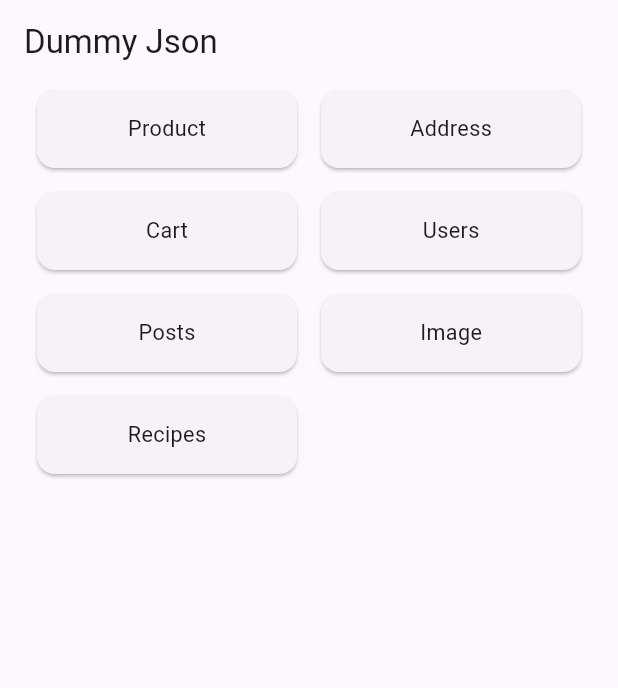
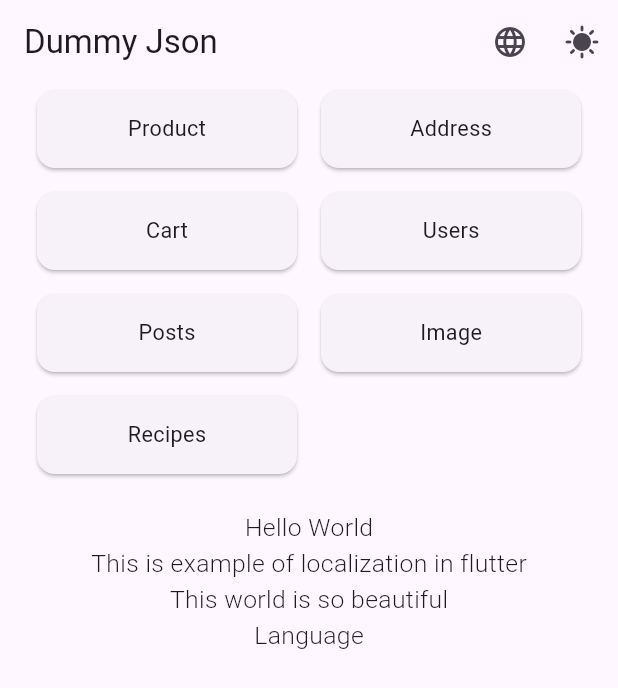
Before and after one commit to vaibhav-mypcot/dummy_json, a Flutter app: the screen it shows after launch, on a phone screen of 412 x 824 dp. Shown: the top 688 px of the screen. Run offline on Flutter 3.47's test engine with Material 3 defaults, Android fonts, the phone set to English and light mode, and no system bars; our stand-ins replace auto_route, connectivity_plus, dio, equatable, flutter_bloc, flutter_dotenv and 5 more; generated files the repository leaves out were written again.

Commit message:
localization & theme management done with HydratedBloc

```diff
--- /dev/null
+++ b/l10n.yaml
@@ -0,0 +1,3 @@
+arb-dir: lib/l10n
+template-arb-file: intl_en.arb
+output-localization-file: app_localizations.dart
--- a/lib/feature/home/presentation/home_screen.dart
+++ b/lib/feature/home/presentation/home_screen.dart
@@ -1,11 +1,18 @@
 import 'package:auto_route/auto_route.dart';
 import 'package:dummy_json/core/routes/app_routes.gr.dart';
+import 'package:dummy_json/feature/home/presentation/language_screen.dart';
+import 'package:dummy_json/feature/home/presentation/localization_bloc/localization_bloc.dart';
+import 'package:dummy_json/feature/home/presentation/theme_bloc/theme_block.dart';
+import 'package:dummy_json/feature/home/presentation/theme_bloc/theme_event.dart';
 import 'package:flutter/material.dart';
+import 'package:flutter_bloc/flutter_bloc.dart';
 import 'package:flutter_screenutil/flutter_screenutil.dart';
+import 'package:flutter_gen/gen_l10n/app_localizations.dart';
 
 @RoutePage()
 class HomeScreen extends StatelessWidget {
   HomeScreen({super.key});
+  bool isTheme = false;
 
   final List title = [
     'Product',
@@ -23,19 +30,40 @@ class HomeScreen extends StatelessWidget {
 
   @override
   Widget build(BuildContext context) {
+    final themeBloc = BlocProvider.of<ThemeBloc>(context, listen: true).state;
+
     return Scaffold(
       appBar: AppBar(
         title: const Text('Dummy Json'),
+        actions: [
+          IconButton(
+              onPressed: () {
+                Navigator.push(context, MaterialPageRoute(builder: (context) {
+                  return const LanguageScreen();
+                }));
+              },
+              icon: const Icon(Icons.language)),
+          IconButton(
+              onPressed: () {
+                context.read<ThemeBloc>().add(ThemeChangeEvent());
+              },
+              icon: themeBloc.isDark
+                  ? Icon(Icons.brightness_2_rounded)
+                  : Icon(Icons.sunny)),
+        ],
       ),
       body: Container(
         margin: EdgeInsets.symmetric(horizontal: 20.h),
-        child: GridView.builder(
+        child: Column(
+          children: [
+            GridView.builder(
                 gridDelegate: const SliverGridDelegateWithFixedCrossAxisCount(
                   crossAxisCount: 2,
                   crossAxisSpacing: 8.0,
                   mainAxisExtent: 60.0,
                   mainAxisSpacing: 8.0,
                 ),
+                shrinkWrap: true,
                 itemCount: title.length,
                 itemBuilder: (context, index) {
                   return GestureDetector(
@@ -59,6 +87,37 @@ class HomeScreen extends StatelessWidget {
                     ),
                   );
                 }),
+            SizedBox(height: 20.h),
+            Text(
+              AppLocalizations.of(context)!.hello_world,
+              style: TextStyle(
+                fontSize: 16.sp,
+                fontWeight: FontWeight.w300,
+              ),
+            ),
+            Text(
+              AppLocalizations.of(context)!.example_text,
+              style: TextStyle(
+                fontSize: 16.sp,
+                fontWeight: FontWeight.w300,
+              ),
+            ),
+            Text(
+              AppLocalizations.of(context)!.world_text,
+              style: TextStyle(
+                fontSize: 16.sp,
+                fontWeight: FontWeight.w300,
+              ),
+            ),
+            Text(
+              AppLocalizations.of(context)!.language,
+              style: TextStyle(
+                fontSize: 16.sp,
+                fontWeight: FontWeight.w300,
+              ),
+            )
+          ],
+        ),
       ),
     );
   }
--- /dev/null
+++ b/lib/feature/home/presentation/localization_bloc/localization_bloc.dart
@@ -0,0 +1,36 @@
+import 'dart:ui';
+import 'package:equatable/equatable.dart';
+import 'package:flutter/material.dart';
+import 'package:flutter_bloc/flutter_bloc.dart';
+import 'package:hydrated_bloc/hydrated_bloc.dart';
+
+part 'localization_event.dart';
+part 'localization_state.dart';
+
+class LocalizationBloc
+    extends HydratedBloc<LocalizationEvent, LocalizationState> {
+  LocalizationBloc()
+      : super(LocalizationState(Locale('en'))) {
+    on<LoadLocalization>(changeLanguage);
+  }
+
+  void changeLanguage(LoadLocalization event, Emitter<LocalizationState> emit) {
+    if (event.locale == state.locale) return;
+    emit(LocalizationState(event.locale));
+  }
+
+  @override
+  LocalizationState? fromJson(Map<String, dynamic> json) {
+    if (json.containsKey('locale')) {
+      final languageCode = json['locale'] as String;
+      return LocalizationState(Locale(languageCode));
+    }
+    return null;
+  }
+
+  @override
+  Map<String, dynamic>? toJson(LocalizationState state) {
+    print('here is your language code : ${state.locale.languageCode}');
+    return {'locale': state.locale.languageCode};
+  }
+}
--- /dev/null
+++ b/lib/feature/home/presentation/localization_bloc/localization_event.dart
@@ -0,0 +1,23 @@
+part of 'localization_bloc.dart';
+
+sealed class LocalizationEvent extends Equatable {
+  const LocalizationEvent();
+
+  @override
+  List<Object> get props => [];
+}
+
+class LoadLocalization extends LocalizationEvent {
+  final Locale locale;
+  const LoadLocalization(this.locale);
+
+  @override
+  List<Object> get props => [locale];
+}
+
+class LoadSavedLocalization extends LocalizationEvent {}
+
+// class ToggleThemeEvent extends LocalizationEvent {
+//   final ThemeData themeData;
+//   const ToggleThemeEvent(this.themeData);
+// }
--- /dev/null
+++ b/lib/feature/home/presentation/localization_bloc/localization_state.dart
@@ -0,0 +1,21 @@
+part of 'localization_bloc.dart';
+
+class LocalizationState extends Equatable {
+  final Locale locale;
+
+  LocalizationState(
+    this.locale,
+  );
+
+  @override
+  List<Object> get props => [locale];
+}
+
+// class ThemeState extends Equatable {
+//   final ThemeData themeData;
+
+//   const ThemeState(this.themeData);
+
+//   @override
+//   List<Object> get props => [themeData];
+// }
--- /dev/null
+++ b/lib/feature/home/presentation/model/language_model.dart
@@ -0,0 +1,30 @@
+class LanguageModel {
+  String? language;
+  String? subLanguage;
+  String? languageCode;
+  LanguageModel({
+    this.language,
+    this.subLanguage,
+    this.languageCode,
+  });
+}
+
+// --
+
+List<LanguageModel> get languageModel => [
+      LanguageModel(
+        language: 'English',
+        subLanguage: 'English',
+        languageCode: 'en',
+      ),
+      LanguageModel(
+        language: 'मराठी',
+        subLanguage: 'Marathi',
+        languageCode: 'mr',
+      ),
+      LanguageModel(
+        language: 'हिंदी',
+        subLanguage: 'Hindi',
+        languageCode: 'hi',
+      ),
+    ];
--- /dev/null
+++ b/lib/feature/home/presentation/theme_bloc/theme_block.dart
@@ -0,0 +1,29 @@
+import 'package:dummy_json/feature/home/presentation/theme_bloc/theme_event.dart';
+import 'package:dummy_json/feature/home/presentation/theme_bloc/theme_state.dart';
+import 'package:flutter_bloc/flutter_bloc.dart';
+import 'package:hydrated_bloc/hydrated_bloc.dart';
+
+class ThemeBloc extends HydratedBloc<ThemeChangeEvent, ThemeState> {
+  ThemeBloc() : super(ThemeState(false)) {
+    on<ThemeChangeEvent>(_onThemeToggle);
+  }
+
+  void _onThemeToggle(ThemeChangeEvent event, Emitter<ThemeState> emit) {
+    state.isDark = !state.isDark;
+    print(state.isDark);
+    emit(ThemeState(state.isDark));
+  }
+
+  @override
+  ThemeState? fromJson(Map<String, dynamic> json) {
+   if(json.containsKey('isDark')) {
+    final isDark = json['isDark'] as bool;
+    return ThemeState(isDark);
+   }
+  }
+
+  @override
+  Map<String, dynamic>? toJson(ThemeState state) {
+    return {'isDark' : state.isDark};
+  }
+}
--- /dev/null
+++ b/lib/feature/home/presentation/theme_bloc/theme_event.dart
@@ -0,0 +1,3 @@
+// abstract class ThemeEvent {}
+
+class ThemeChangeEvent {}
--- /dev/null
+++ b/lib/feature/home/presentation/theme_bloc/theme_state.dart
@@ -0,0 +1,8 @@
+class ThemeState {
+  bool isDark;
+  ThemeState(this.isDark);
+}
+
+// class ThemeInitialState extends ThemeState {}
+
+// class ThemeChangeState extends ThemeState {}
--- a/lib/init_dependencies.dart
+++ b/lib/init_dependencies.dart
@@ -14,6 +14,7 @@ Future<void> initDependencies() async {
   _initProfile();
 
   serviceLocator.registerLazySingleton(() => NetworkBloc());
+
 }
 
 // --
--- /dev/null
+++ b/lib/l10n/intl_en.arb
@@ -0,0 +1,7 @@
+{
+    "name": "Flutter Localization",
+    "hello_world": "Hello World",
+    "example_text": "This is example of localization in flutter",
+    "world_text": "This world is so beautiful",
+    "language": "Language"
+}
--- /dev/null
+++ b/lib/l10n/intl_hi.arb
@@ -0,0 +1,7 @@
+{
+    "name": "फ़्लटर लोकलाइजेशन",
+    "hello_world": "नमस्ते दुनिया",
+    "example_text": "यह स्पंदन में स्थानीयकरण का उदाहरण है",
+    "world_text": "ये दुनिया बहुत खूबसूरत है",
+    "language": "भाषा"
+}
--- /dev/null
+++ b/lib/l10n/intl_mr.arb
@@ -0,0 +1,6 @@
+{
+    "hello_world": "नमस्कार जग",
+    "example_text": "ह्या मध्ये फ्लटर मध्ये भाषांतराचा उदाहरण आहे",
+    "world_text": "हार कधीही नका द्या",
+    "language": "भाषा"
+}
--- a/lib/main.dart
+++ b/lib/main.dart
@@ -1,16 +1,28 @@
 import 'package:dummy_json/core/routes/app_routes.dart';
 import 'package:dummy_json/feature/address/presentation/bloc/profile_bloc.dart';
+import 'package:dummy_json/feature/home/presentation/localization_bloc/localization_bloc.dart';
+import 'package:dummy_json/feature/home/presentation/theme_bloc/theme_block.dart';
 import 'package:dummy_json/feature/network/presentation/bloc/network_bloc.dart';
 import 'package:dummy_json/feature/products/presentation/bloc/product_bloc.dart';
 import 'package:dummy_json/init_dependencies.dart';
+import 'package:flutter/foundation.dart';
 import 'package:flutter/material.dart';
 import 'package:flutter_bloc/flutter_bloc.dart';
+import 'package:flutter_localizations/flutter_localizations.dart';
 import 'package:flutter_screenutil/flutter_screenutil.dart';
 import 'package:flutter_dotenv/flutter_dotenv.dart';
+import 'package:flutter_gen/gen_l10n/app_localizations.dart';
+import 'package:hydrated_bloc/hydrated_bloc.dart';
+import 'package:path_provider/path_provider.dart';
 
 void main() async {
   WidgetsFlutterBinding.ensureInitialized();
   await initDependencies();
+  HydratedBloc.storage = await HydratedStorage.build(
+    storageDirectory: kIsWeb
+        ? HydratedStorage.webStorageDirectory
+        : await getApplicationDocumentsDirectory(),
+  );
   // await dotenv.load(fileName: '.env');
 
   runApp(
@@ -21,6 +33,8 @@ void main() async {
         BlocProvider<NetworkBloc>(
             create: (_) =>
                 serviceLocator<NetworkBloc>()..add(NetworkObserve())),
+        BlocProvider(create: (_) => LocalizationBloc()),
+        BlocProvider(create: (_) => ThemeBloc()),
       ],
       child: MyApp(),
     ),
@@ -42,15 +56,30 @@ class MyApp extends StatelessWidget {
         ensureScreenSize: true,
         useInheritedMediaQuery: true,
         builder: (context, child) {
-          return MaterialApp.router(
-            debugShowCheckedModeBanner: false,
-            title: 'Flutter Demo',
-            theme: ThemeData(
-              colorScheme: ColorScheme.fromSeed(seedColor: Colors.deepPurple),
-              useMaterial3: true,
-            ),
-            routerConfig: _appRouter.config(),
-            // home: const ProductListScreen(),
+          final themeBloc =
+              BlocProvider.of<ThemeBloc>(context, listen: true).state;
+
+          return BlocBuilder<LocalizationBloc, LocalizationState>(
+            builder: (context, state) {
+              return MaterialApp.router(
+                debugShowCheckedModeBanner: false,
+                title: 'Flutter Demo',
+                theme: themeBloc.isDark ? ThemeData.dark() : ThemeData.light(),
+                routerConfig: _appRouter.config(),
+                locale: state.locale,
+                localizationsDelegates: const [
+                  AppLocalizations.delegate,
+                  GlobalMaterialLocalizations.delegate,
+                  GlobalWidgetsLocalizations.delegate,
+                  GlobalCupertinoLocalizations.delegate,
+                ],
+                supportedLocales: const [
+                  Locale('en'), // English
+                  Locale('hi'), // Hindi
+                  Locale('mr'), // Marathi
+                ],
+              );
+            },
           );
         });
   }
```
Also changed, not shown: lib/feature/home/presentation/language_screen.dart (added, +91 -0 lines), lib/feature/home/presentation/model/language_code_model.dart (added, +30 -0 lines), pubspec.yaml (+8 -2 lines), pubspec.lock, 2 other files. Lines whose indentation alone changed are shown as unchanged.
